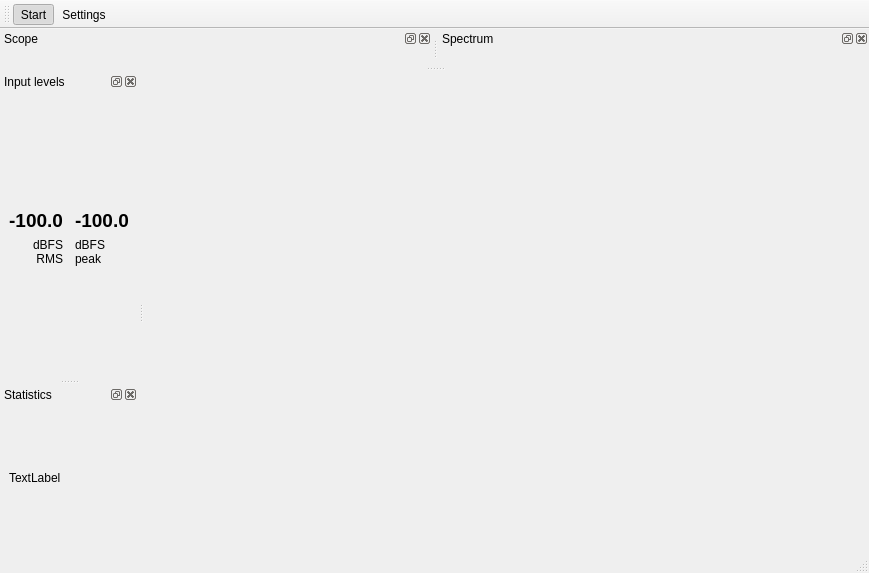
This is friture.ui in tlecomte/friture as Qt 5 draws it before an edit. The edited form follows.
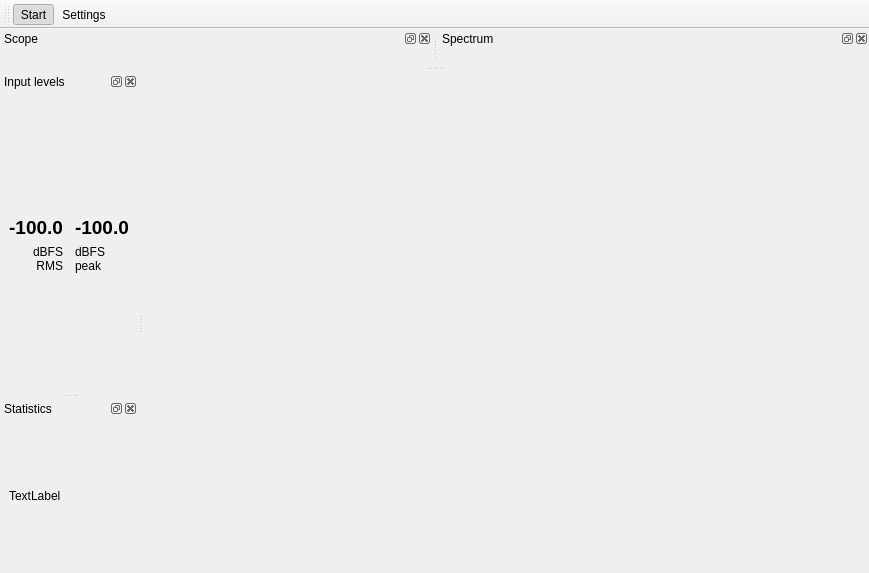
This is the edited form. Icons and pictures are not drawn. Custom widgets are drawn as their Qt base class.

Commit message: Remove the use of the status bar to gain screen spece. Use the plot picker instead.

The edit to the form file:
```diff
--- a/friture.ui
+++ b/friture.ui
@@ -155,7 +155,6 @@
    <addaction name="actionStart"/>
    <addaction name="actionSettings"/>
   </widget>
-  <widget class="QStatusBar" name="statusBar"/>
   <action name="actionStart">
    <property name="checkable">
     <bool>true</bool>
```
The commit also changes 6 other files.
